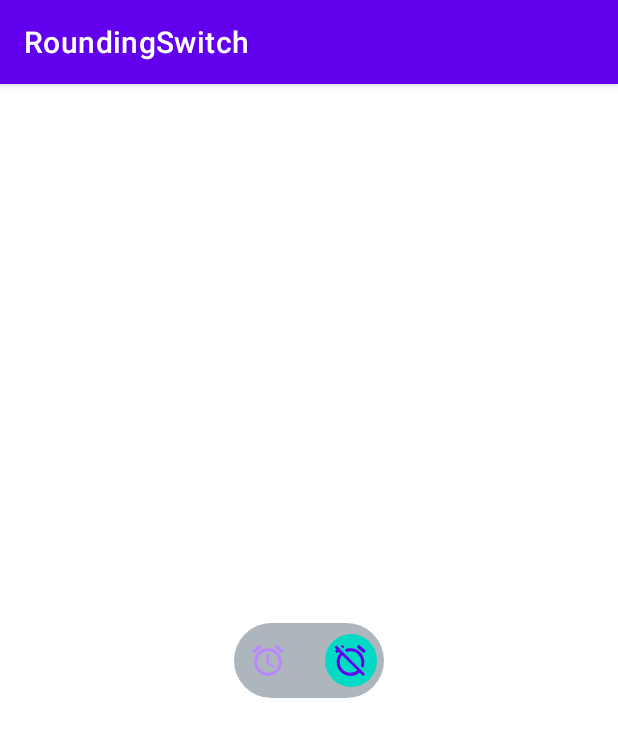
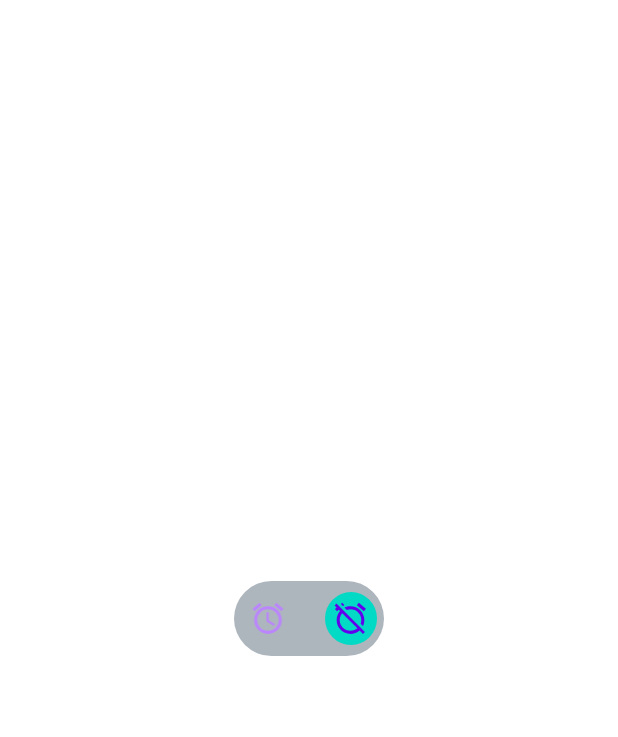
Before and after one commit to KKH0730/RoundingSwitch, an Android app: the screen it shows after launch (MainActivity), after a tap on an icon or button, on a phone screen of 412 x 824 dp. Shown: the top 737 px of the screen. Run offline under Robolectric (Android 15) with nearby library versions, the phone set to English and light mode, and no system bars; our stand-ins replace data binding.

Commit message:
[refactor] 메소드명 수정

```diff
--- a/ARSwitch/src/main/java/com/seno/arswitch/RoundingToggleSwitch.kt
+++ b/ARSwitch/src/main/java/com/seno/arswitch/RoundingToggleSwitch.kt
@@ -146,7 +146,7 @@ class RoundingToggleSwitch @JvmOverloads constructor(
         binding.clRoot.background = drawable
     }
 
-    fun clickVerticalSwitch() {
+    fun clickRoundingSwitch() {
         moveIndicator()
         currentPosition = if (currentPosition == SwitchPosition.LEFT) {
             SwitchPosition.RIGHT
--- a/ARSwitch/src/main/res/layout/view_rounding_toggle_switch.xml
+++ b/ARSwitch/src/main/res/layout/view_rounding_toggle_switch.xml
@@ -15,7 +15,7 @@
         android:id="@+id/clRoot"
         android:layout_width="match_parent"
         android:layout_height="match_parent"
-        android:onClick="@{() -> switchView.clickVerticalSwitch()}">
+        android:onClick="@{() -> switchView.clickRoundingSwitch()}">
 
         <ImageView
             android:id="@+id/ivIndicator"
--- a/app/src/main/java/com/seno/roundingswitch/MainActivity.kt
+++ b/app/src/main/java/com/seno/roundingswitch/MainActivity.kt
@@ -15,6 +15,8 @@ class MainActivity : AppCompatActivity() {
 
 
         binding?.roundingSwitch?.apply {
+            duration = 100
+            activeAnimation = true
             leftImageResource = R.drawable.ic_alarm_on
             rightImageResource = R.drawable.ic_alarm_off
             indicatorColor = getColor(R.color.teal_200)
@@ -23,7 +25,7 @@ class MainActivity : AppCompatActivity() {
             sideMargin = 10f
             onSwitchToggleListener = object: RoundingToggleSwitch.OnSwitchToggleListener {
                 override fun onToggled(position: RoundingToggleSwitch.SwitchPosition) {
-
+                    // do something...
                 }
             }
         }
--- a/app/src/main/res/values/themes.xml
+++ b/app/src/main/res/values/themes.xml
@@ -1,6 +1,6 @@
 <resources xmlns:tools="http://schemas.android.com/tools">
     <!-- Base application theme. -->
-    <style name="Theme.RoundingSwitch" parent="Theme.MaterialComponents.DayNight.DarkActionBar">
+    <style name="Theme.RoundingSwitch" parent="Theme.MaterialComponents.Light.NoActionBar">
         <!-- Primary brand color. -->
         <item name="colorPrimary">@color/purple_500</item>
         <item name="colorPrimaryVariant">@color/purple_700</item>
```
